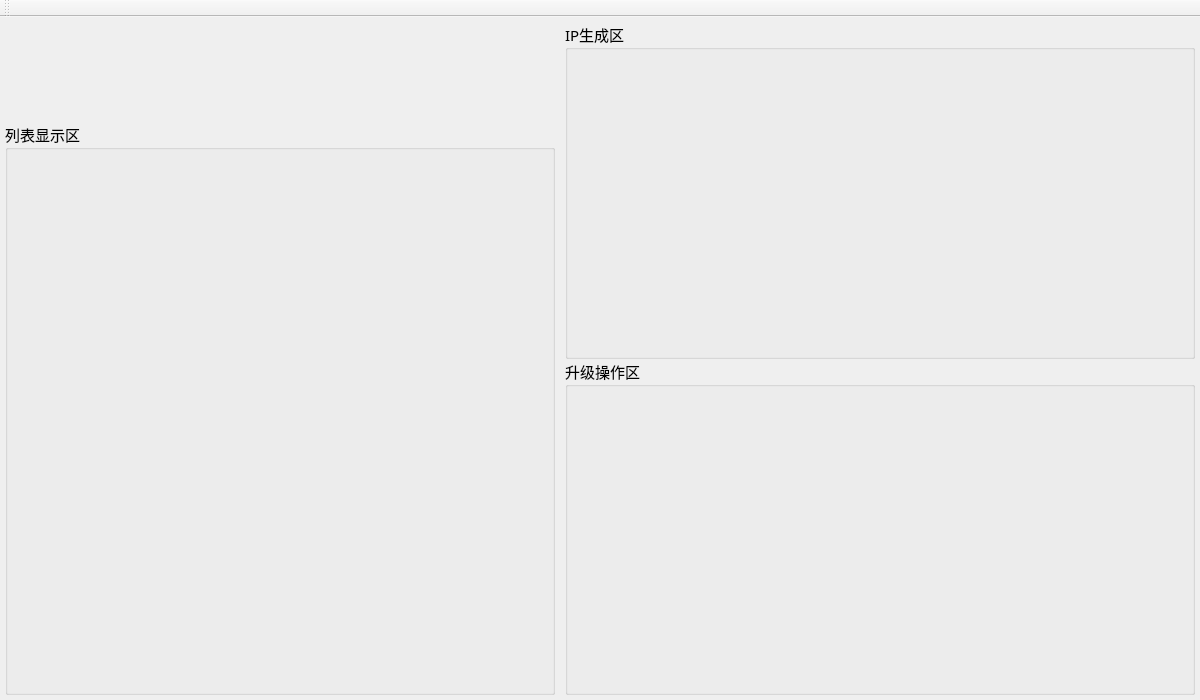
Qt form NetUpgradeTool/mainwindow.ui (ChinaClever/CleverTool) before a commit.
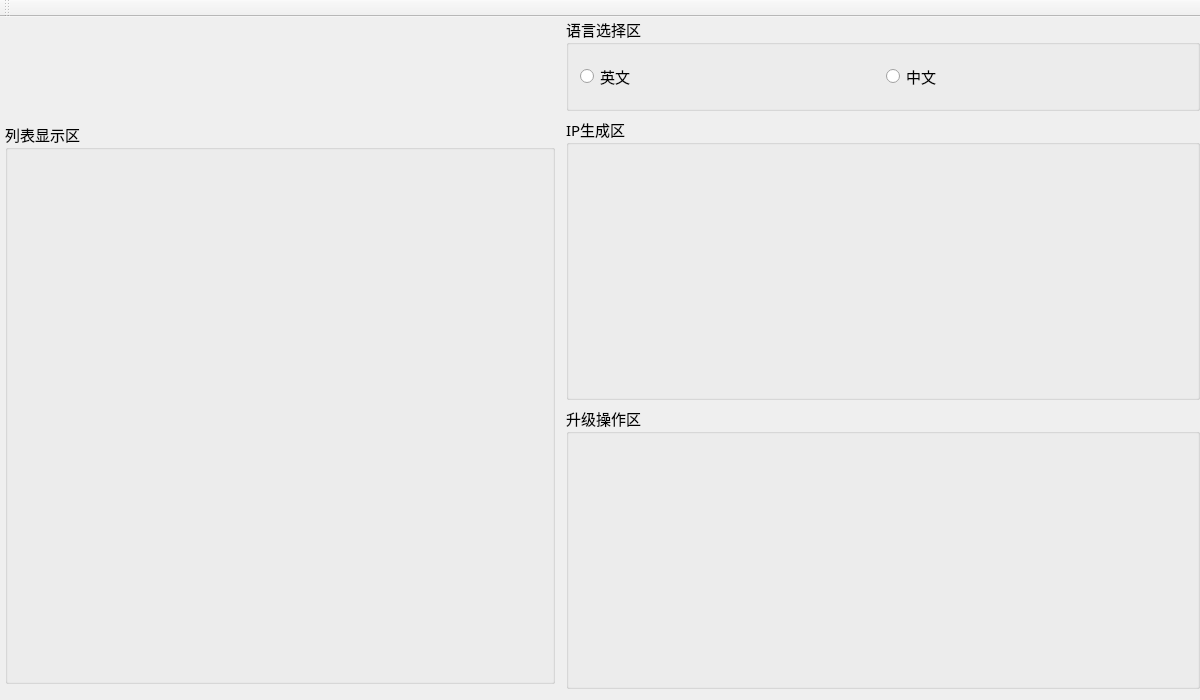
The same form after that commit. Icons and pictures are not drawn.

Commit message: 批量升级工具中英文翻译

```diff
--- a/NetUpgradeTool/mainwindow.ui
+++ b/NetUpgradeTool/mainwindow.ui
@@ -45,10 +45,7 @@
    <string>我们不一样</string>
   </property>
   <widget class="QWidget" name="centralWidget">
-   <layout class="QHBoxLayout" name="horizontalLayout_2" stretch="3,4">
-    <property name="spacing">
-     <number>0</number>
-    </property>
+   <layout class="QHBoxLayout" name="horizontalLayout_3" stretch="1,2">
     <property name="leftMargin">
      <number>0</number>
     </property>
@@ -58,9 +55,6 @@
     <property name="rightMargin">
      <number>0</number>
     </property>
-    <property name="bottomMargin">
-     <number>0</number>
-    </property>
     <item>
      <layout class="QVBoxLayout" name="verticalLayout_2">
       <property name="spacing">
@@ -143,22 +137,30 @@
      </layout>
     </item>
     <item>
-     <layout class="QVBoxLayout" name="verticalLayout">
-      <property name="spacing">
-       <number>0</number>
-      </property>
-      <property name="leftMargin">
-       <number>5</number>
-      </property>
-      <property name="topMargin">
-       <number>5</number>
-      </property>
-      <property name="rightMargin">
-       <number>5</number>
-      </property>
-      <property name="bottomMargin">
-       <number>5</number>
-      </property>
+     <layout class="QVBoxLayout" name="verticalLayout" stretch="1,3,3">
+      <item>
+       <widget class="QGroupBox" name="languageWid">
+        <property name="title">
+         <string>语言选择区</string>
+        </property>
+        <layout class="QHBoxLayout" name="horizontalLayout_2">
+         <item>
+          <widget class="QRadioButton" name="EnradioBtn">
+           <property name="text">
+            <string>英文</string>
+           </property>
+          </widget>
+         </item>
+         <item>
+          <widget class="QRadioButton" name="ChradioBtn">
+           <property name="text">
+            <string>中文</string>
+           </property>
+          </widget>
+         </item>
+        </layout>
+       </widget>
+      </item>
       <item>
        <widget class="QGroupBox" name="ipWid">
         <property name="title">
```
The commit also changes 28 other files.
